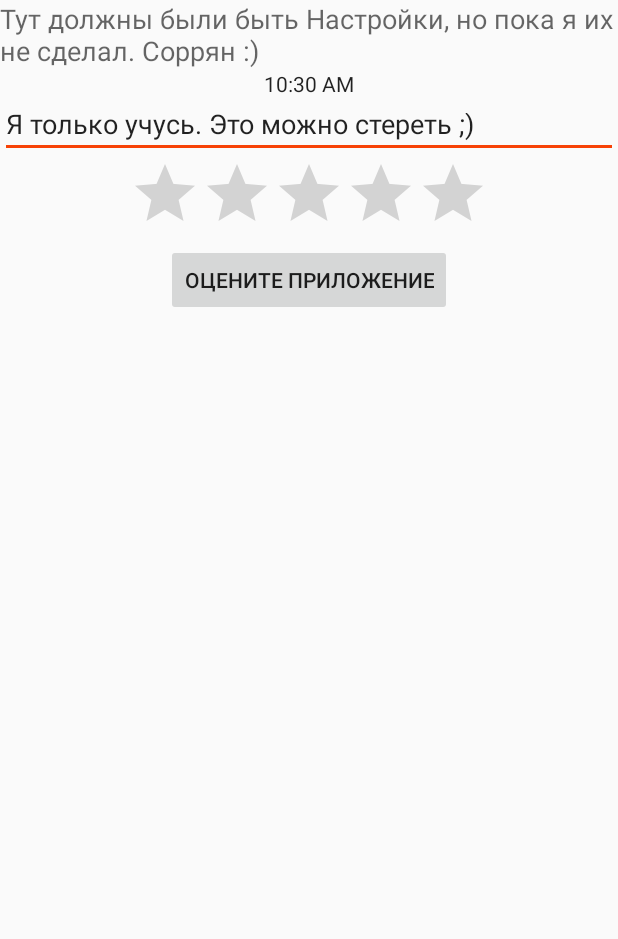
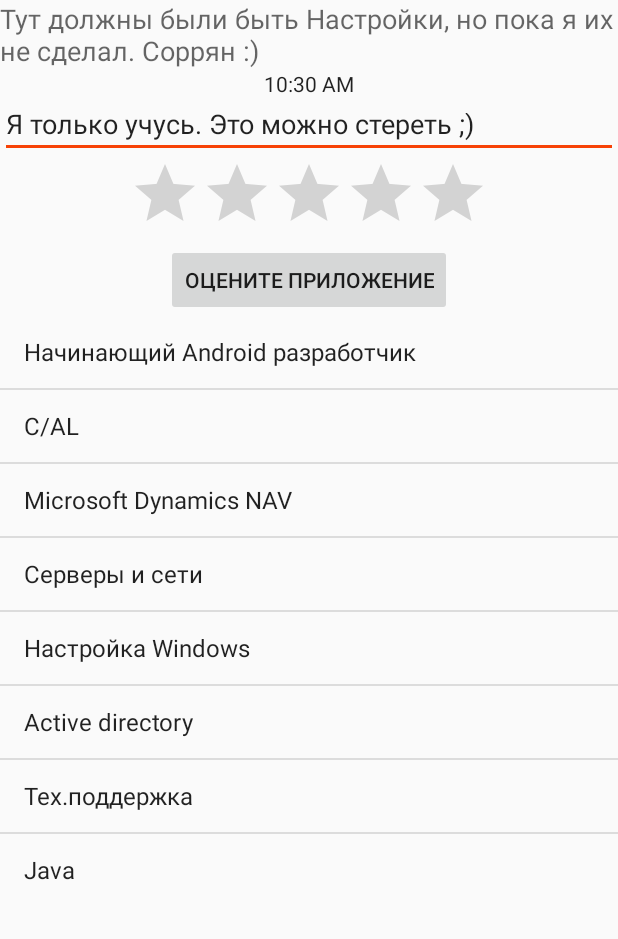
Before and after one commit to leoflorov/AboutMe2, an Android app: the SecondActivity screen opened directly, with no data from a screen before it, in the options menu, after a tap on "Настройки", on a phone screen of 412 x 824 dp, the part 84-1023 px from its top. Run offline under Robolectric (Android 15) with nearby library versions, the phone set to English and light mode, and no system bars.

Commit message:
Добавил ListView и он работает с тостами.

```diff
--- a/app/src/main/java/leodevelopments/aboutme2/MainActivity.java
+++ b/app/src/main/java/leodevelopments/aboutme2/MainActivity.java
@@ -4,7 +4,9 @@ import android.content.Intent;
 import android.support.v7.app.AppCompatActivity;
 import android.os.Bundle;
 import android.view.View;
+import android.widget.ArrayAdapter;
 import android.widget.ImageButton;
+import android.widget.ListView;
 import android.widget.TextView;
 
 public class MainActivity extends AppCompatActivity {
@@ -14,8 +16,6 @@ public class MainActivity extends AppCompatActivity {
     protected void onCreate(Bundle savedInstanceState) {
         super.onCreate(savedInstanceState);
         setContentView(R.layout.activity_main);
-        initViews();
-        initData();
 
         ImageButton buttonAndroid = (ImageButton) findViewById(R.id.imageButton);
         featuresNew = (ImageButton) findViewById(R.id.secondViewTestText);
--- a/app/src/main/java/leodevelopments/aboutme2/SecondActivity.java
+++ b/app/src/main/java/leodevelopments/aboutme2/SecondActivity.java
@@ -8,6 +8,7 @@ import android.support.v7.app.AppCompatActivity;
 import android.view.Menu;
 import android.view.MenuItem;
 import android.view.View;
+import android.widget.AdapterView;
 import android.widget.ArrayAdapter;
 import android.widget.ListView;
 import android.widget.TextView;
@@ -21,11 +22,32 @@ public class SecondActivity extends AppCompatActivity {
     String actionCat2 = "город Москва";
     String actionCat3 = "компания KupiVip";
     String menuClickText = "Тут должны были быть Настройки, но пока я их не сделал. Соррян :)";
+  //  String[] mySkillsList = getResources().getStringArray(R.array.my_skill); <--- Падает второе
+  // активити(приложение) при нажатии на imageButton
+    String[] mySkillsList = {"Начинающий Android разработчик", "C/AL", "Microsoft Dynamics NAV",
+          "Серверы и сети", "Настройка Windows", "Active directory", "Тех.поддержка", "Java"};
+
 
     @Override
     public void onCreate(Bundle savedInstanceState) {
         super.onCreate(savedInstanceState);
         setContentView(R.layout.second_layout);
+
+        ListView list = (ListView) findViewById(R.id.list);
+        ArrayAdapter<String> adapter = new ArrayAdapter<String>(this,
+                android.R.layout.simple_list_item_1, mySkillsList);
+
+        assert list != null;
+        list.setAdapter(adapter);
+
+        list.setOnItemClickListener(new AdapterView.OnItemClickListener() {
+            @Override
+            public void onItemClick(AdapterView<?> parent, View itemClicked, int position,
+                                    long id) {
+                Toast.makeText(getApplicationContext(), ((TextView) itemClicked).getText(),
+                        Toast.LENGTH_SHORT).show();
+            }
+        });
 
         context = SecondActivity.this;
         String title = "Это моё приложение";
@@ -34,8 +56,8 @@ public class SecondActivity extends AppCompatActivity {
         String button2String = "Слабоватенько";
 
         ad = new AlertDialog.Builder(context);
-        ad.setTitle(title);  // заголовок
-        ad.setMessage(message); // сообщение
+        ad.setTitle(title);
+        ad.setMessage(message);
         ad.setPositiveButton(button1String, new DialogInterface.OnClickListener() {
             public void onClick(DialogInterface dialog, int arg1) {
                 Toast.makeText(context, "Спасибо на добром слове, оно будет ещё лучше",
@@ -75,12 +97,15 @@ public class SecondActivity extends AppCompatActivity {
         TextView infoTextView = (TextView) findViewById(R.id.secondViewTestText);
         switch (id) {
             case R.id.action_cat1:
+                assert infoTextView != null;
                 infoTextView.setText(actionCat1);
                 return true;
             case R.id.action_cat2:
+                assert infoTextView != null;
                 infoTextView.setText(actionCat2);
                 return true;
             case R.id.action_cat3:
+                assert infoTextView != null;
                 infoTextView.setText(actionCat3);
                 return true;
             default:
@@ -90,13 +115,7 @@ public class SecondActivity extends AppCompatActivity {
 
     public void onSettingsMenuClick(MenuItem item) {
         TextView infoTextView = (TextView) findViewById(R.id.secondViewTestText);
+        assert infoTextView != null;
         infoTextView.setText(menuClickText);
     }
-//
-//    ListView listView = (ListView) findViewById(R.id.listView);
-//    String[] mySkillsList = getResources().getStringArray(R.array.my_skill);
-//    ArrayAdapter<String> adapter = new ArrayAdapter<String>(this, android.R.layout.activity_list_item, mySkillsList);
-//    public void setAdapter(ArrayAdapter<String> adapter) {
-//        this.adapter = adapter;
-//    }
 }
```
